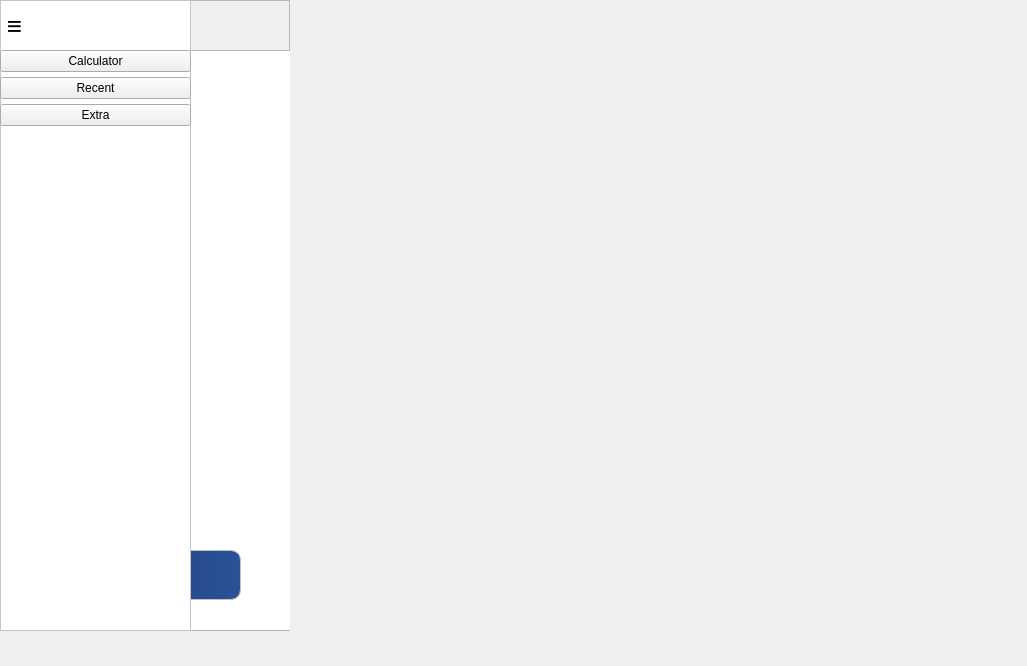
Nicholas127k/CalculatorChallenge, file recentcal.ui: the form before one commit.
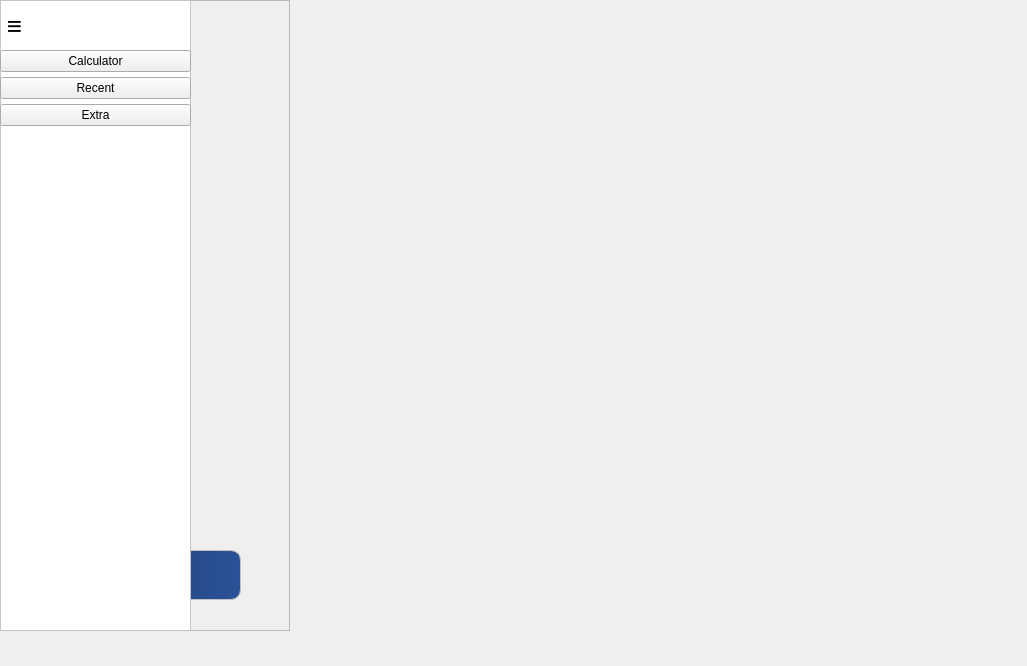
The form after the commit.

The edit to the form file:
```diff
--- a/recentcal.ui
+++ b/recentcal.ui
@@ -78,8 +78,8 @@
      </rect>
     </property>
     <property name="styleSheet">
-     <string notr="true">ListWidget {
-    background-color: #ffffff;
+     <string notr="true">QListWidget#listWidget {
+    background-color: transparent;
     border: none;
     outline: none;
     padding: 8px;
@@ -99,7 +99,6 @@
 QListWidget::item:hover {
     background-color: rgb(239, 239, 239);
 }
-
 </string>
     </property>
    </widget>
```
